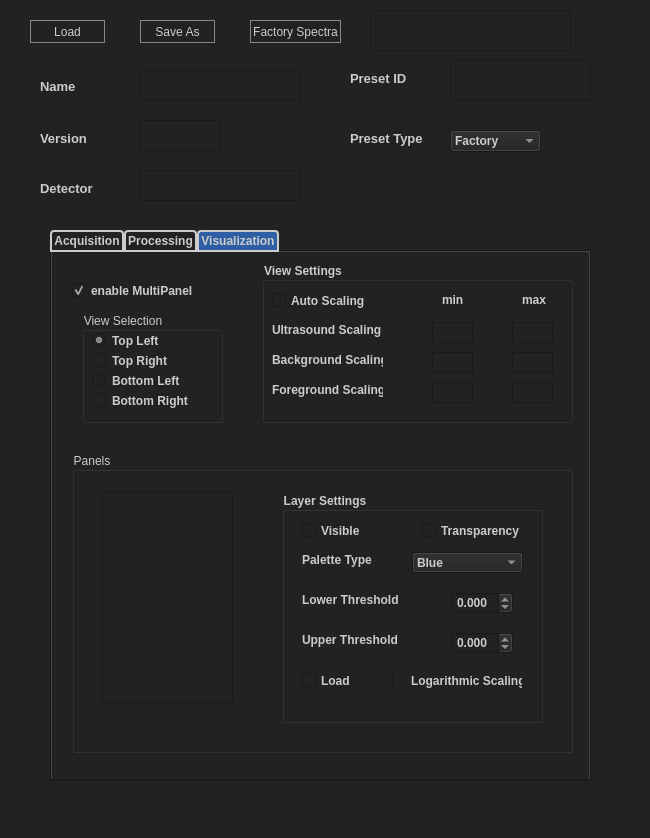
Qt form source/resources/preset_editor.ui (jaytreee/PresetEditor) before a commit.
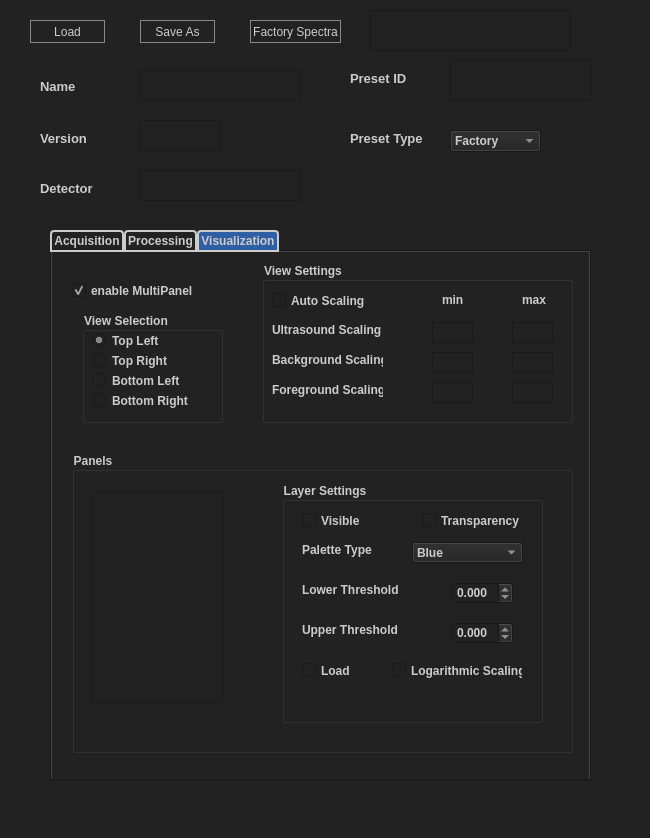
The same form after that commit. The open tabs and pages were chosen to show the change.

Commit message: Set color text of radio Buttons to grey when multipanel is disabled

What changed in the file:
```diff
--- a/source/resources/preset_editor.ui
+++ b/source/resources/preset_editor.ui
@@ -679,6 +679,9 @@
       <string>Visualization</string>
      </attribute>
      <widget class="QGroupBox" name="groupBox_3">
+      <property name="enabled">
+       <bool>true</bool>
+      </property>
       <property name="geometry">
        <rect>
         <x>30</x>
@@ -687,6 +690,12 @@
         <height>111</height>
        </rect>
       </property>
+      <property name="font">
+       <font>
+        <weight>75</weight>
+        <bold>true</bold>
+       </font>
+      </property>
       <property name="title">
        <string>View Selection</string>
       </property>
@@ -1060,6 +1069,12 @@
         <height>301</height>
        </rect>
       </property>
+      <property name="font">
+       <font>
+        <weight>75</weight>
+        <bold>true</bold>
+       </font>
+      </property>
       <property name="title">
        <string>Panels</string>
       </property>
@@ -1067,9 +1082,9 @@
        <property name="geometry">
         <rect>
          <x>210</x>
-         <y>40</y>
+         <y>30</y>
          <width>261</width>
-         <height>231</height>
+         <height>241</height>
         </rect>
        </property>
        <property name="font">
@@ -1378,7 +1393,7 @@
       <widget class="QListWidget" name="viewSpectraList">
        <property name="geometry">
         <rect>
-         <x>30</x>
+         <x>20</x>
          <y>40</y>
          <width>131</width>
          <height>211</height>
```
Left out of the diff: 6 changed lines with no effect on the pictures. The commit also changes 4 other files.
